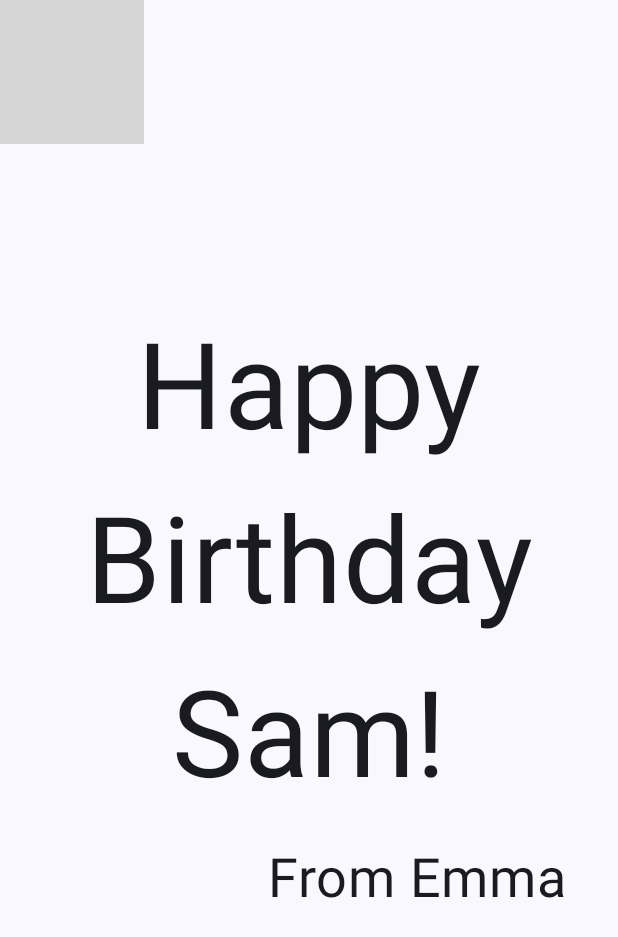
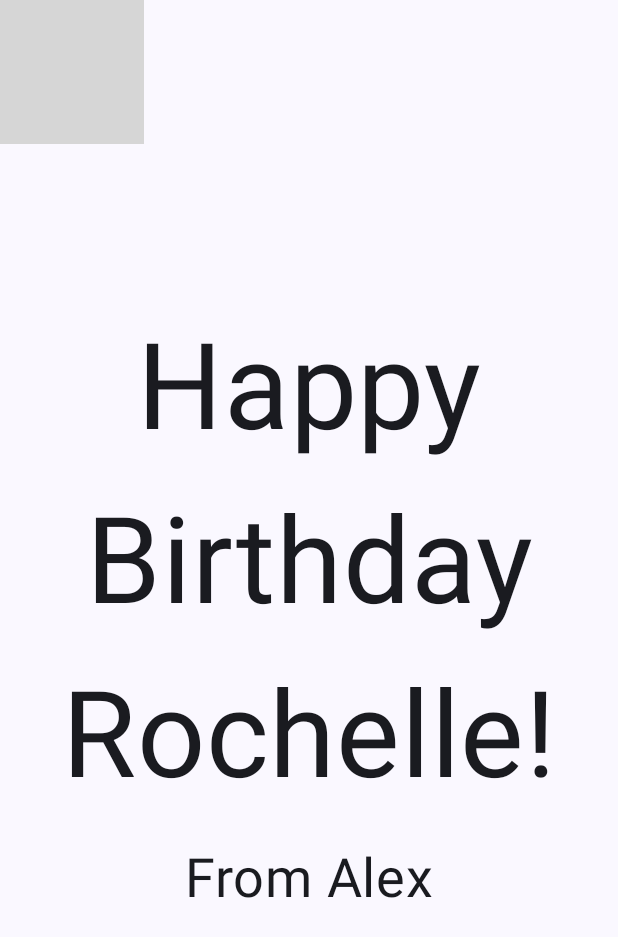
Before and after one commit to nguyenvtalexander/ComposeIntro, an Android app built with Jetpack Compose: the screen it shows after launch (MainActivity), on a phone screen of 412 x 824 dp. Shown: the top 937 px of the screen. Run offline under Robolectric (Android 15) with nearby library versions, the phone set to English and light mode, and no system bars; grey boxes are pictures that could not be loaded.

Commit message:
Stretch background image and center from text

```diff
--- a/app/src/main/java/com/example/composeintro/MainActivity.kt
+++ b/app/src/main/java/com/example/composeintro/MainActivity.kt
@@ -15,7 +15,9 @@ import androidx.compose.material3.Text
 import androidx.compose.runtime.Composable
 import androidx.compose.ui.Alignment
 import androidx.compose.ui.Modifier
+import androidx.compose.ui.layout.ContentScale
 import androidx.compose.ui.res.painterResource
+import androidx.compose.ui.res.stringResource
 import androidx.compose.ui.text.style.TextAlign
 import androidx.compose.ui.tooling.preview.Preview
 import androidx.compose.ui.unit.dp
@@ -29,7 +31,10 @@ class MainActivity : ComponentActivity() {
             HappyBirthdayTheme {
                 // A surface container using the 'background' color from the theme
                 Surface(color = MaterialTheme.colorScheme.background) {
-                    GreetingImage(message = "Happy Birthday Sam!", from = "From Emma")
+                    GreetingImage(
+                        stringResource(R.string.happy_birthday_rochelle),
+                        stringResource(R.string.from_alex)
+                    )
                 }
             }
         }
@@ -42,7 +47,10 @@ fun GreetingImage(message: String, from: String, modifier: Modifier = Modifier)
     Box {
         Image(
             painter = image,
-            contentDescription = null
+            contentDescription = null,
+            contentScale = ContentScale.Crop,
+            alpha = 0.6f,
+            modifier = modifier
         )
         GreetingText(
             message = message,
@@ -72,7 +80,7 @@ fun GreetingText(message: String, from: String, modifier: Modifier = Modifier) {
             fontSize = 36.sp,
             modifier = Modifier
                 .padding(16.dp)
-                .align(alignment = Alignment.End)
+                .align(alignment = Alignment.CenterHorizontally)
         )
     }
 }
@@ -81,6 +89,9 @@ fun GreetingText(message: String, from: String, modifier: Modifier = Modifier) {
 @Composable
 fun BirthdayCardPreview() {
     HappyBirthdayTheme {
-        GreetingImage(message = "Happy Birthday Sam!", from ="From Emma")
+        GreetingImage(
+            stringResource(id = R.string.happy_birthday_rochelle),
+            stringResource(id = R.string.from_alex)
+        )
     }
 }
--- a/app/src/main/res/values/strings.xml
+++ b/app/src/main/res/values/strings.xml
@@ -1,3 +1,5 @@
 <resources>
     <string name="app_name">ComposeIntro</string>
+    <string name="happy_birthday_rochelle">Happy Birthday Rochelle!</string>
+    <string name="from_alex">From Alex</string>
 </resources>
```
